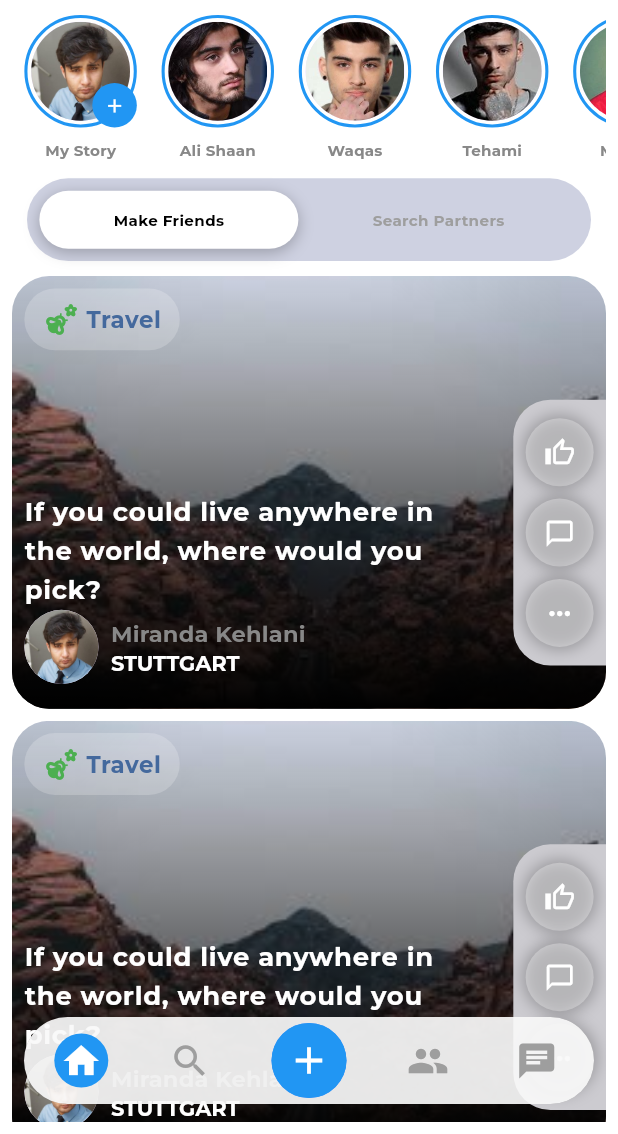
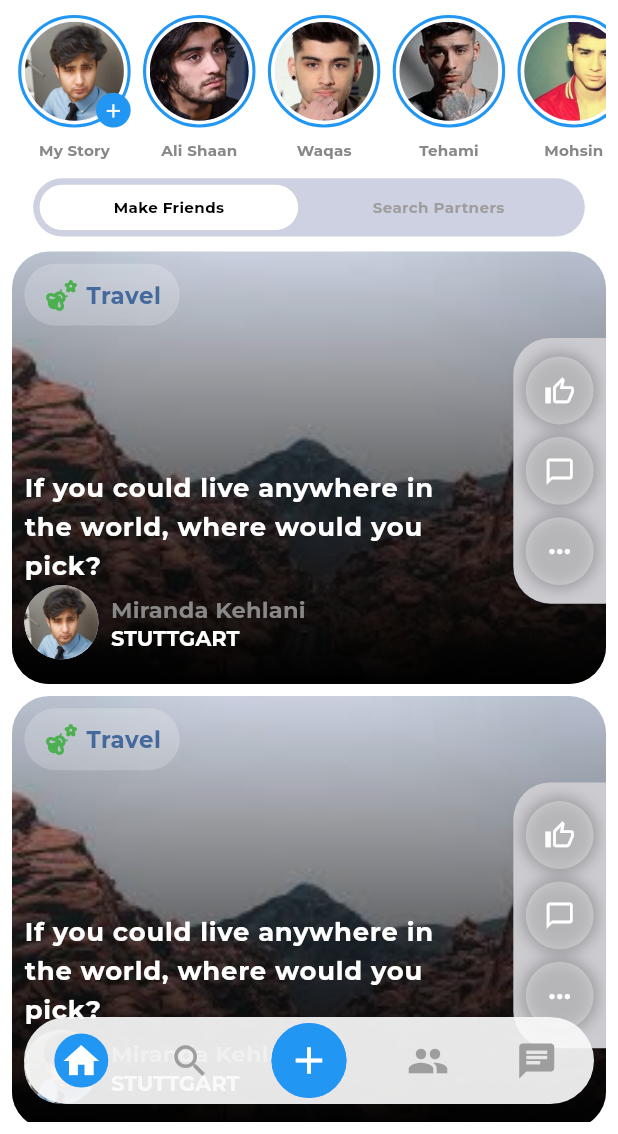
Before and after one commit to waqas1343/friendzy, a Flutter app: the DashboardScreen2 screen opened directly, on a phone screen of 412 x 824 dp, the part 102-1236 px from its top. Run offline on Flutter 3.47's test engine with Material 3 defaults, Android fonts, the phone set to English and light mode, and no system bars; our stand-ins replace flutter_svg, sizer.

```diff
--- a/friend_zone/lib/screens/friend_screen/friend_screen.dart
+++ b/friend_zone/lib/screens/friend_screen/friend_screen.dart
@@ -26,6 +26,8 @@ class MatchProvider extends ChangeNotifier {
 }
 
 class FriendScreen extends StatelessWidget {
+  const FriendScreen({super.key});
+
   @override
   Widget build(BuildContext context) {
     final provider = Provider.of<MatchProvider>(context);
--- a/friend_zone/lib/view_model/controller/tab_controller/tab_controller.dart
+++ b/friend_zone/lib/view_model/controller/tab_controller/tab_controller.dart
@@ -7,4 +7,11 @@ class TabProvider extends ChangeNotifier {
     selectedIndex = index;
     notifyListeners();
   }
+
+  int selectedIndex2 = 0;
+
+  void setSelectedIndex2(int index) {
+    selectedIndex2 = index;
+    notifyListeners();
+  }
 }
--- a/friend_zone/lib/widgets/app_card/app_card.dart
+++ b/friend_zone/lib/widgets/app_card/app_card.dart
@@ -96,7 +96,7 @@ class CustomCardWidget extends StatelessWidget {
         ),
         Positioned(
           right: 0,
-          top: 10.h,
+          top: 7.h,
           child: Container(
             padding: EdgeInsets.symmetric(vertical: 1.5.h, horizontal: 2.w),
             decoration: BoxDecoration(
--- a/friend_zone/lib/widgets/botton_navigation/bottom_navigation.dart
+++ b/friend_zone/lib/widgets/botton_navigation/bottom_navigation.dart
@@ -23,7 +23,7 @@ class DashboardScreen2 extends StatelessWidget {
     return Scaffold(
       body: Stack(
         children: [
-          screens[provider.selectedIndex],
+          screens[provider.selectedIndex2],
           Positioned(
             bottom: 20,
             left: 16,
@@ -67,9 +67,9 @@ class CustomBottomNavBar extends StatelessWidget {
   }
 
   Widget _buildNavItem(IconData icon, int index, TabProvider provider) {
-    bool isSelected = provider.selectedIndex == index;
+    bool isSelected = provider.selectedIndex2 == index;
     return GestureDetector(
-      onTap: () => provider.setSelectedIndex(index),
+      onTap: () => provider.setSelectedIndex2(index),
       child: AnimatedContainer(
         duration: Duration(milliseconds: 300),
         padding: EdgeInsets.all(4),
@@ -88,7 +88,7 @@ class CustomBottomNavBar extends StatelessWidget {
 
   Widget _buildCenterButton(TabProvider provider) {
     return GestureDetector(
-      onTap: () => provider.setSelectedIndex(2),
+      onTap: () => provider.setSelectedIndex2(2),
       child: Container(
         width: 50,
         height: 50,
--- a/friend_zone/lib/widgets/custom_tab_button.dart/custom_tab_widget.dart
+++ b/friend_zone/lib/widgets/custom_tab_button.dart/custom_tab_widget.dart
@@ -5,11 +5,13 @@ import 'package:sizer/sizer.dart';
 import '../../view_model/controller/tab_controller/tab_controller.dart';
 
 class CustomTabButtons extends StatelessWidget {
+  const CustomTabButtons({super.key});
+
   @override
   Widget build(BuildContext context) {
     final provider = Provider.of<TabProvider>(context);
     return Container(
-      padding: EdgeInsets.all(1.h),
+      padding: EdgeInsets.all(0.5.h),
       decoration: BoxDecoration(
         color: AppColors.btnColor,
         borderRadius: BorderRadius.circular(5.h),
@@ -32,16 +34,14 @@ Widget tabButton(
   return GestureDetector(
     onTap: () => context.read<TabProvider>().setSelectedIndex(index),
     child: Container(
-      padding: EdgeInsets.symmetric(horizontal: 12.w, vertical: 1.5.h),
+      padding: EdgeInsets.symmetric(horizontal: 12.w, vertical: 1.h),
       decoration: BoxDecoration(
         color: isSelected ? Colors.white : Colors.transparent,
-        borderRadius: BorderRadius.circular(3.h),
+        borderRadius: BorderRadius.circular(4.h),
         boxShadow: isSelected
             ? [
                 BoxShadow(
                   color: Colors.black26,
-                  blurRadius: 1.h,
-                  offset: Offset(0, 0.3.h),
                 ),
               ]
             : [],
--- a/friend_zone/lib/widgets/messenger_story/messenger_story.dart
+++ b/friend_zone/lib/widgets/messenger_story/messenger_story.dart
@@ -52,7 +52,7 @@ class MessengerStoriesList extends StatelessWidget {
         itemCount: friends.length + 1,
         itemBuilder: (context, index) {
           return Padding(
-            padding: EdgeInsets.symmetric(horizontal: 2.w),
+            padding: EdgeInsets.symmetric(horizontal: 1.w),
             child: Column(
               children: [
                 Stack(
@@ -74,7 +74,7 @@ class MessengerStoriesList extends StatelessWidget {
                     ),
                     if (index == 0)
                       CircleAvatar(
-                        radius: 1.8.h,
+                        radius: 1.4.h,
                         backgroundColor: Colors.blue,
                         child:
                             Icon(Icons.add, color: Colors.white, size: 1.8.h),
```
